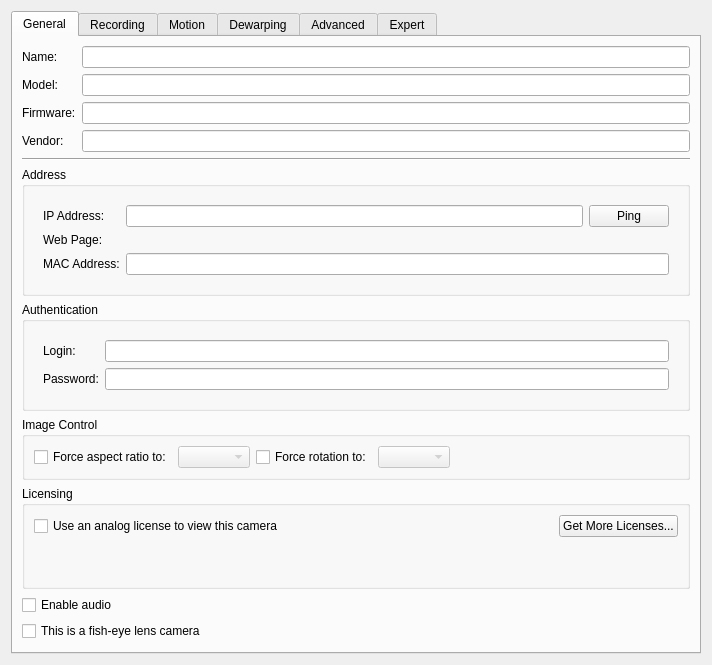
This is client/src/ui/widgets/properties/single_camera_settings_widget.ui in networkoptix/nx_open as Qt 5 draws it before an edit. The edited form follows.
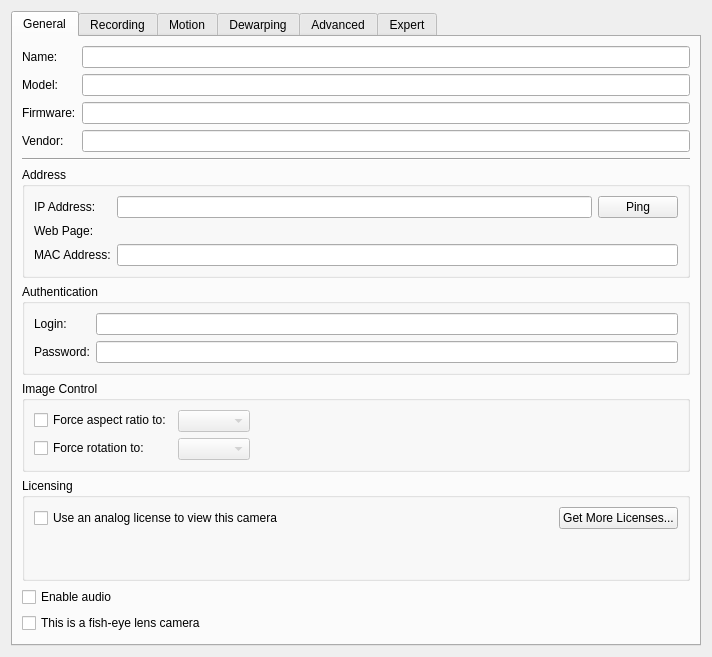
This is the edited form. Custom widgets are drawn as their Qt base class.

Commit message:
(Issue #3525) :  Add "Force rotation" on "Camera settings -> Default"
<==== Mercurial data ====>
Branch: dpeng_2.3_fix

What changed in the file:
```diff
--- a/client/src/ui/widgets/properties/single_camera_settings_widget.ui
+++ b/client/src/ui/widgets/properties/single_camera_settings_widget.ui
@@ -95,22 +95,7 @@
          <property name="title">
           <string>Address</string>
          </property>
-         <layout class="QVBoxLayout" name="verticalLayout_4">
-          <item>
-           <layout class="QFormLayout" name="formLayout">
-            <property name="fieldGrowthPolicy">
-             <enum>QFormLayout::AllNonFixedFieldsGrow</enum>
-            </property>
-            <property name="margin">
-             <number>9</number>
-            </property>
-            <item row="0" column="0">
-             <widget class="QLabel" name="ipAddressLabel">
-              <property name="text">
-               <string>IP Address:</string>
-              </property>
-             </widget>
-            </item>
+         <layout class="QFormLayout" name="formLayout_5">
             <item row="0" column="1">
              <layout class="QHBoxLayout" name="horizontalLayout_5">
               <item>
@@ -151,13 +136,20 @@
             <item row="1" column="1">
              <widget class="QLabel" name="webPageLabel">
               <property name="text">
-               <string/>
+             <string notr="true">&lt;camera url&gt;</string>
               </property>
               <property name="openExternalLinks">
                <bool>false</bool>
               </property>
              </widget>
             </item>
+          <item row="0" column="0">
+           <widget class="QLabel" name="ipAddressLabel">
+            <property name="text">
+             <string>IP Address:</string>
+            </property>
+           </widget>
+          </item>
             <item row="2" column="0">
              <widget class="QLabel" name="macAddressLabel">
               <property name="text">
@@ -173,8 +165,6 @@
              </widget>
             </item>
            </layout>
-          </item>
-         </layout>
         </widget>
        </item>
        <item>
@@ -182,15 +172,10 @@
          <property name="title">
           <string>Authentication</string>
          </property>
-         <layout class="QVBoxLayout" name="verticalLayout_5">
-          <item>
-           <layout class="QFormLayout" name="formLayout_2">
+         <layout class="QFormLayout" name="formLayout_4">
             <property name="fieldGrowthPolicy">
              <enum>QFormLayout::AllNonFixedFieldsGrow</enum>
             </property>
-            <property name="margin">
-             <number>9</number>
-            </property>
             <item row="0" column="0">
              <widget class="QLabel" name="loginLabel">
               <property name="text">
@@ -216,8 +201,6 @@
              </widget>
             </item>
            </layout>
-          </item>
-         </layout>
         </widget>
        </item>
        <item>
@@ -225,51 +208,38 @@
          <property name="title">
           <string>Image Control</string>
          </property>
-         <layout class="QHBoxLayout" name="horizontalLayout_4">
-          <item>
-           <widget class="QCheckBox" name="arOverrideCheckBox">
+         <layout class="QFormLayout" name="formLayout_2">
+          <property name="fieldGrowthPolicy">
+           <enum>QFormLayout::FieldsStayAtSizeHint</enum>
+          </property>
+          <item row="0" column="0">
+           <widget class="QCheckBox" name="forceArCheckBox">
             <property name="text">
              <string>Force aspect ratio to:</string>
             </property>
            </widget>
           </item>
-          <item>
-           <widget class="QComboBox" name="arComboBox">
+          <item row="0" column="1">
+           <widget class="QComboBox" name="forceArComboBox">
             <property name="enabled">
              <bool>false</bool>
             </property>
-            <property name="currentIndex">
-             <number>-1</number>
-            </property>
            </widget>
           </item>
-          <item>
-           <widget class="QCheckBox" name="rotCheckBox">
+          <item row="1" column="0">
+           <widget class="QCheckBox" name="forceRotationCheckBox">
             <property name="text">
              <string>Force rotation to:</string>
             </property>
            </widget>
           </item>
-          <item>
-           <widget class="QComboBox" name="rotComboBox">
+          <item row="1" column="1">
+           <widget class="QComboBox" name="forceRotationComboBox">
             <property name="enabled">
              <bool>false</bool>
             </property>
            </widget>
           </item>
-          <item>
-           <spacer name="horizontalSpacer_5">
-            <property name="orientation">
-             <enum>Qt::Horizontal</enum>
-            </property>
-            <property name="sizeHint" stdset="0">
-             <size>
-              <width>40</width>
-              <height>20</height>
-             </size>
-            </property>
-           </spacer>
-          </item>
          </layout>
         </widget>
        </item>
```
Left out of the diff: 46 changed lines with no effect on the pictures. Lines whose indentation alone changed are shown as unchanged. The commit also changes 1 other file.
